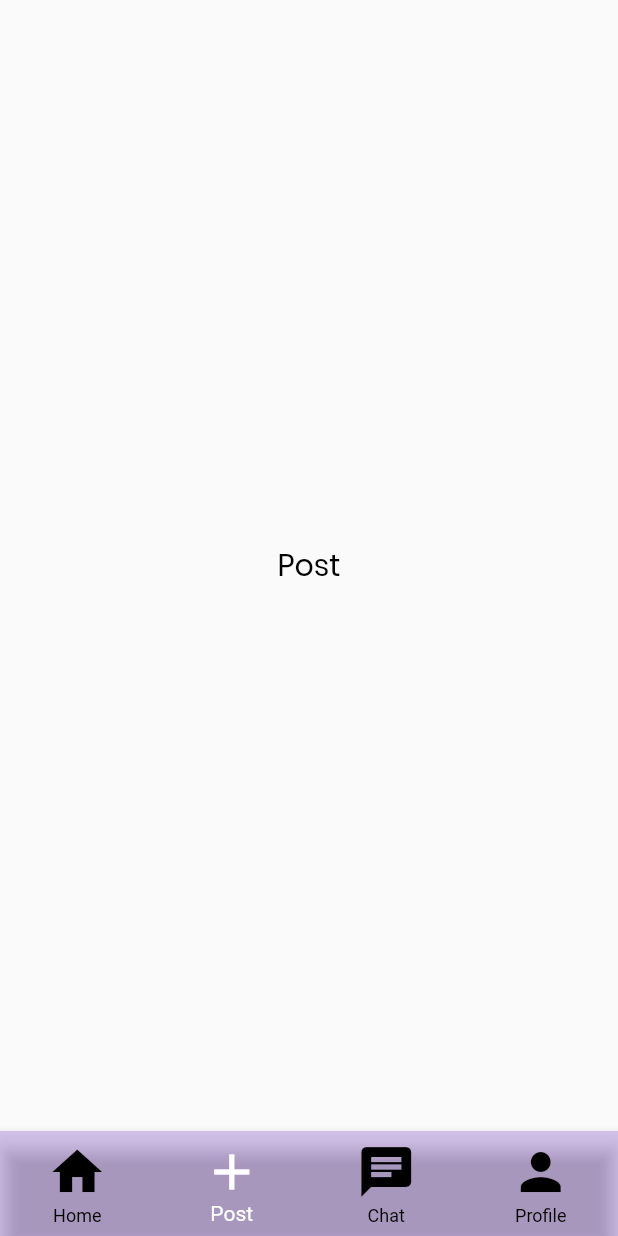
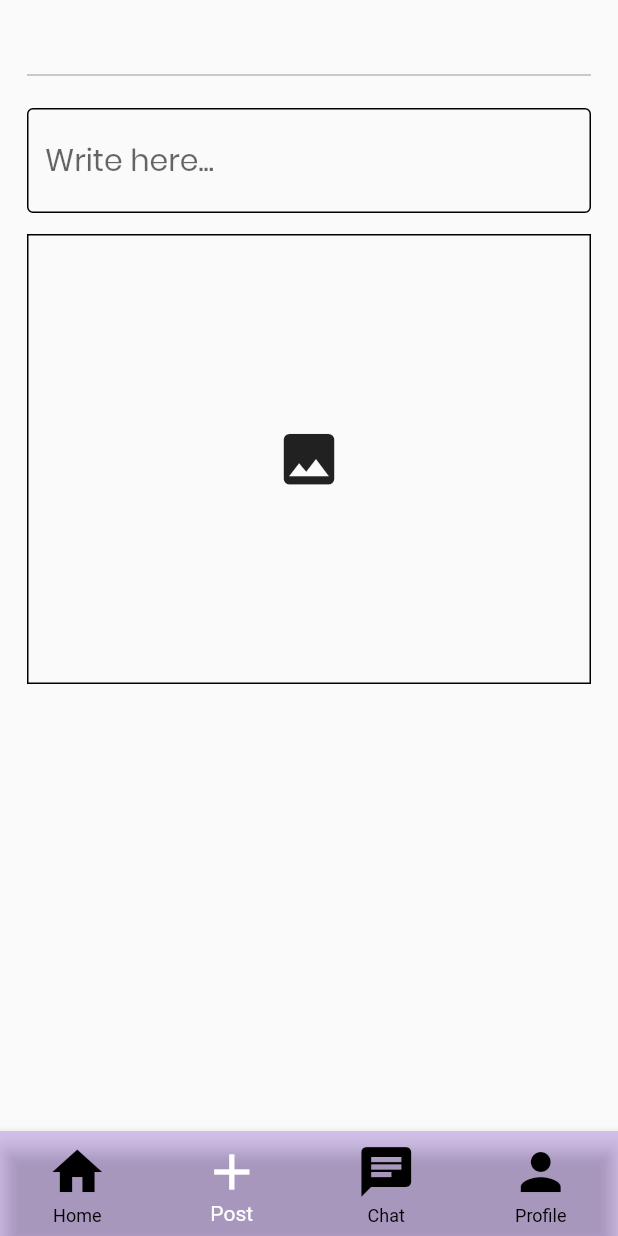
Before and after one commit to shehzadraheem/Muslim_Soul_Instagram_Clone, a Flutter app: the MainScreen screen opened by its route, item 2 of the bottom bar chosen, on a phone screen of 412 x 824 dp. Run offline on Flutter 3.47's test engine with Material 2 defaults, Android fonts, the phone set to English and light mode, and no system bars; our stand-ins replace cached_network_image, cloud_firestore, firebase_auth, firebase_core, firebase_storage, get and 1 more; accounts and stored records are empty.

Commit message:
fetch profile data and create post screen ui

```diff
--- a/lib/screens/add_post_screen/add_post_screen.dart
+++ b/lib/screens/add_post_screen/add_post_screen.dart
@@ -1,15 +1,88 @@
+import 'package:cached_network_image/cached_network_image.dart';
 import 'package:flutter/material.dart';
+import 'package:get/get_state_manager/src/rx_flutter/rx_obx_widget.dart';
+import 'package:get/instance_manager.dart';
+
+import '../profile_screen/controller/profile_controller.dart';
 
 class AddPostScreen extends StatelessWidget {
-  const AddPostScreen({Key? key}) : super(key: key);
+  AddPostScreen({Key? key}) : super(key: key);
+
+  // here i'm using the same controller for getting only current user image and name
+  final _profileController = Get.put(ProfileController());
 
   @override
   Widget build(BuildContext context) {
-    return SafeArea(
-      child: Center(
-        child: Text(
-          'Post',
-          style: Theme.of(context).textTheme.subtitle1,
+    return Scaffold(
+      body: SafeArea(
+        child: SingleChildScrollView(
+          child: Padding(
+            padding: const EdgeInsets.symmetric(horizontal: 18, vertical: 28),
+            child: Column(
+              children: [
+                Obx(() {
+                  return _profileController.url.value.isNotEmpty
+                      ? Row(
+                          children: [
+                            ClipOval(
+                              child: CachedNetworkImage(
+                                height: 80,
+                                width: 80,
+                                fit: BoxFit.cover,
+                                imageUrl: _profileController.url.value,
+                                placeholder: (context, url) =>
+                                    const CircularProgressIndicator(),
+                                errorWidget: (context, url, error) =>
+                                    Image.asset('assets/images/account.png'),
+                              ),
+                            ),
+                            const SizedBox(
+                              width: 12,
+                            ),
+                            Text(
+                              _profileController.name.value,
+                              style: Theme.of(context).textTheme.subtitle1,
+                            ),
+                          ],
+                        )
+                      : Container();
+                }),
+                const SizedBox(
+                  height: 14,
+                ),
+                const Divider(
+                  thickness: 1,
+                  color: Colors.black26,
+                ),
+                const SizedBox(
+                  height: 14,
+                ),
+                const TextField(
+                  maxLines: 1,
+                  decoration: InputDecoration(
+                    hintText: "Write here...",
+                    enabledBorder: OutlineInputBorder(
+                      borderSide: BorderSide(width: 1),
+                    ),
+                    focusedBorder: OutlineInputBorder(
+                      borderSide: BorderSide(width: 1),
+                    ),
+                  ),
+                ),
+                const SizedBox(
+                  height: 14,
+                ),
+                Container(
+                  width: double.infinity,
+                  height: 300,
+                  decoration: BoxDecoration(
+                    border: Border.all(width: 1),
+                  ),
+                  child: const Icon(Icons.image,size: 45,),
+                ),
+              ],
+            ),
+          ),
         ),
       ),
     );
--- a/lib/screens/main/controller/main_screen_controller.dart
+++ b/lib/screens/main/controller/main_screen_controller.dart
@@ -9,10 +9,10 @@ class MainScreenController extends GetxController{
 
   RxInt selectedIndex = 0.obs;
 
-  final widgetOptions = const [
-    HomeScreen(),
+  final widgetOptions =  [
+    const HomeScreen(),
     AddPostScreen(),
-    ChatScreen(),
+    const ChatScreen(),
     ProfileScreen()
   ];
 
--- a/lib/screens/main/main_screen.dart
+++ b/lib/screens/main/main_screen.dart
@@ -6,7 +6,7 @@ import 'package:get/get.dart';
 class MainScreen extends StatelessWidget {
   MainScreen({Key? key}) : super(key: key);
 
-  final _controller = Get.put(MainScreenController());
+  final _controller = Get.put(MainScreenController(),permanent: true);
   @override
   Widget build(BuildContext context) {
     return Obx((){
--- /dev/null
+++ b/lib/screens/profile_screen/controller/profile_controller.dart
@@ -0,0 +1,27 @@
+import 'package:cloud_firestore/cloud_firestore.dart';
+import 'package:firebase_auth/firebase_auth.dart';
+import 'package:get/get.dart';
+
+class ProfileController extends GetxController{
+
+  RxString name = ''.obs;
+  RxString email = ''.obs;
+  RxString url = ''.obs;
+  User? user = FirebaseAuth.instance.currentUser;
+
+  Future<void> getUserData() async {
+    FirebaseFirestore.instance.collection("user")
+        .doc(user!.uid).get().then((DocumentSnapshot documentSnapshot) {
+
+      name.value = documentSnapshot['name'];
+      email.value = documentSnapshot['email'];
+      url.value = documentSnapshot['url'];
+    });
+  }
+
+  @override
+  void onInit() async {
+    getUserData();
+    super.onInit();
+  }
+}
--- a/pubspec.yaml
+++ b/pubspec.yaml
@@ -38,8 +38,8 @@ dependencies:
   firebase_storage: ^10.3.7
   cloud_firestore: ^3.4.6
   get: ^4.6.5
-  get_storage: ^2.0.3
   image_picker: ^0.8.5+3
+  cached_network_image: ^3.2.2
 
 dev_dependencies:
   flutter_test:
```
Also changed, not shown: lib/screens/profile_screen/profile_screen.dart (+62 -6 lines), pubspec.lock.
